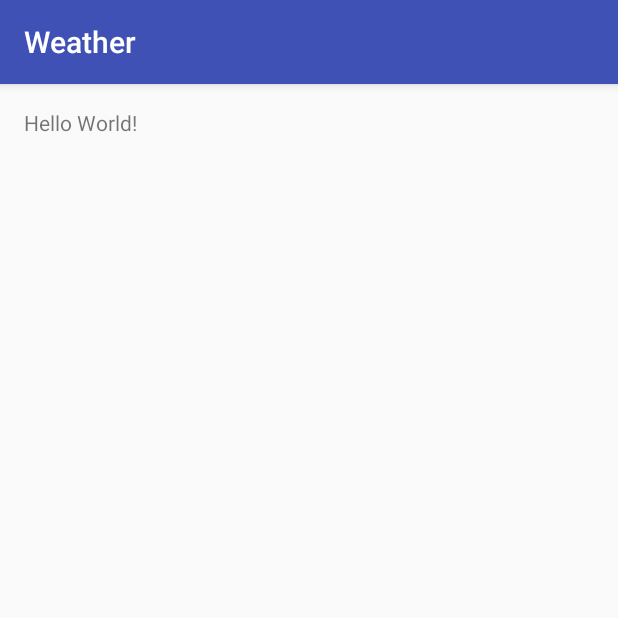
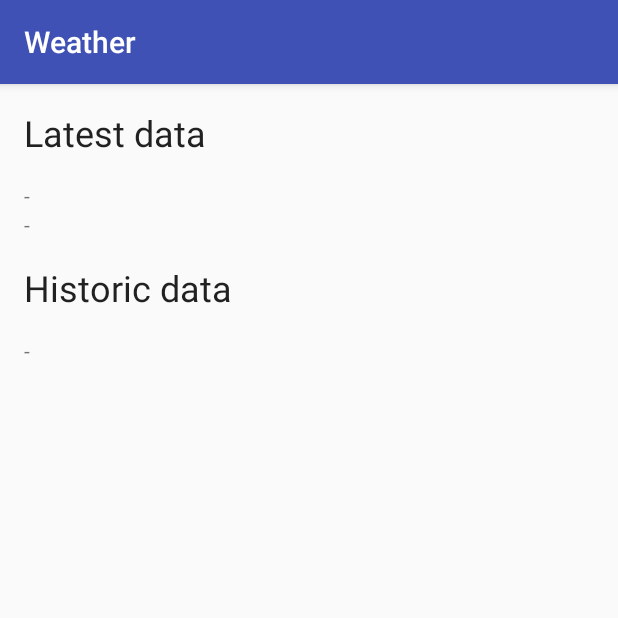
Before and after one commit to martindisch/SensorTag, an Android app: the screen it shows after launch (MainActivity), on a phone screen of 412 x 824 dp, the top half of it. Run offline under Robolectric (Android 15) with nearby library versions, the phone set to English and light mode, and no system bars; libraries missing offline, so code that uses them is left out: com.loopj.android, cz.msebera.android; 2 statements that could not run were skipped.

Commit message:
Display data from server

```diff
--- a/android/Weather/app/build.gradle
+++ b/android/Weather/app/build.gradle
@@ -25,5 +25,6 @@ dependencies {
         exclude group: 'com.android.support', module: 'support-annotations'
     })
     compile 'com.android.support:appcompat-v7:25.1.0'
+    compile 'com.loopj.android:android-async-http:1.4.9'
     testCompile 'junit:junit:4.12'
 }
--- a/android/Weather/app/src/main/java/com/martindisch/weather/MainActivity.java
+++ b/android/Weather/app/src/main/java/com/martindisch/weather/MainActivity.java
@@ -2,12 +2,57 @@ package com.martindisch.weather;
 
 import android.support.v7.app.AppCompatActivity;
 import android.os.Bundle;
+import android.util.Log;
+import android.widget.TextView;
+import android.widget.Toast;
+
+import com.loopj.android.http.AsyncHttpClient;
+import com.loopj.android.http.AsyncHttpResponseHandler;
+
+import org.w3c.dom.Text;
+
+import java.io.IOException;
+import java.io.UnsupportedEncodingException;
+import java.util.ArrayList;
+
+import cz.msebera.android.httpclient.Header;
 
 public class MainActivity extends AppCompatActivity {
+
+    private TextView mLatestTemp, mLatestHum, mHistory;
 
     @Override
     protected void onCreate(Bundle savedInstanceState) {
         super.onCreate(savedInstanceState);
         setContentView(R.layout.activity_main);
+
+        mLatestTemp = (TextView) findViewById(R.id.tvLatestTemp);
+        mLatestHum = (TextView) findViewById(R.id.tvLatestHum);
+        mHistory = (TextView) findViewById(R.id.tvHistory);
+
+        AsyncHttpClient client = new AsyncHttpClient();
+        client.get("http://" + getString(R.string.IP) + "/history", new AsyncHttpResponseHandler() {
+            @Override
+            public void onSuccess(int statusCode, Header[] headers, byte[] responseBody) {
+                try {
+                    ArrayList<String[]> history = Util.parseHistory(responseBody);
+                    String[] latest = history.get(history.size() - 1);
+                    mLatestTemp.setText(String.format(getString(R.string.format_temp), latest[1]));
+                    mLatestHum.setText(String.format(getString(R.string.format_hum), latest[2]));
+                    String history_out = "";
+                    for (String[] current : history) {
+                        history_out += current[0] + ":" + String.format(getString(R.string.format_both), current[1], current[2]) + "\n";
+                    }
+                    mHistory.setText(history_out);
+                } catch (IOException e) {
+                    Toast.makeText(getApplicationContext(), getString(R.string.error_parsing), Toast.LENGTH_SHORT).show();
+                }
+            }
+
+            @Override
+            public void onFailure(int statusCode, Header[] headers, byte[] responseBody, Throwable error) {
+                Toast.makeText(getApplicationContext(), getString(R.string.error_connecting), Toast.LENGTH_SHORT).show();
+            }
+        });
     }
 }
--- a/android/Weather/app/src/main/res/layout/activity_main.xml
+++ b/android/Weather/app/src/main/res/layout/activity_main.xml
@@ -1,17 +1,58 @@
 <?xml version="1.0" encoding="utf-8"?>
-<RelativeLayout xmlns:android="http://schemas.android.com/apk/res/android"
+<FrameLayout xmlns:android="http://schemas.android.com/apk/res/android"
     xmlns:tools="http://schemas.android.com/tools"
     android:id="@+id/activity_main"
     android:layout_width="match_parent"
     android:layout_height="match_parent"
-    android:paddingBottom="@dimen/activity_vertical_margin"
-    android:paddingLeft="@dimen/activity_horizontal_margin"
-    android:paddingRight="@dimen/activity_horizontal_margin"
-    android:paddingTop="@dimen/activity_vertical_margin"
     tools:context="com.martindisch.weather.MainActivity">
 
-    <TextView
-        android:layout_width="wrap_content"
-        android:layout_height="wrap_content"
-        android:text="Hello World!" />
-</RelativeLayout>
+    <ScrollView
+        android:layout_width="match_parent"
+        android:layout_height="match_parent">
+
+        <LinearLayout
+            android:layout_width="match_parent"
+            android:layout_height="wrap_content"
+            android:orientation="vertical"
+            android:paddingBottom="@dimen/activity_vertical_margin"
+            android:paddingLeft="@dimen/activity_horizontal_margin"
+            android:paddingRight="@dimen/activity_horizontal_margin"
+            android:paddingTop="@dimen/activity_vertical_margin">
+
+            <TextView
+                style="@style/TextAppearance.AppCompat.Headline"
+                android:layout_width="wrap_content"
+                android:layout_height="wrap_content"
+                android:layout_marginBottom="@dimen/activity_vertical_margin"
+                android:text="@string/latest" />
+
+            <TextView
+                android:id="@+id/tvLatestTemp"
+                android:layout_width="wrap_content"
+                android:layout_height="wrap_content"
+                android:text="@string/none" />
+
+            <TextView
+                android:id="@+id/tvLatestHum"
+                android:layout_width="wrap_content"
+                android:layout_height="wrap_content"
+                android:layout_marginBottom="@dimen/activity_vertical_margin"
+                android:text="@string/none" />
+
+            <TextView
+                style="@style/TextAppearance.AppCompat.Headline"
+                android:layout_width="wrap_content"
+                android:layout_height="wrap_content"
+                android:layout_marginBottom="@dimen/activity_vertical_margin"
+                android:text="@string/historic" />
+
+            <TextView
+                android:id="@+id/tvHistory"
+                android:layout_width="wrap_content"
+                android:layout_height="wrap_content"
+                android:text="@string/none"/>
+        </LinearLayout>
+
+    </ScrollView>
+
+</FrameLayout>
--- a/android/Weather/app/src/main/res/values/strings.xml
+++ b/android/Weather/app/src/main/res/values/strings.xml
@@ -1,3 +1,12 @@
 <resources>
     <string name="app_name">Weather</string>
+    <string name="latest">Latest data</string>
+    <string name="historic">Historic data</string>
+    <string name="none">-</string>
+    <string name="error_reading">Error reading server response</string>
+    <string name="error_connecting">Could not reach server</string>
+    <string name="format_temp">%s °C</string>
+    <string name="format_hum">%s%%</string>
+    <string name="error_parsing">Could not read server response</string>
+    <string name="format_both">%1$12s °C %2$12s%%</string>
 </resources>
```
Also changed, not shown: android/Weather/app/src/main/AndroidManifest.xml (+8 -1 lines), android/Weather/app/src/main/java/com/martindisch/weather/Util.java (added, +63 -0 lines), 1 other file.
